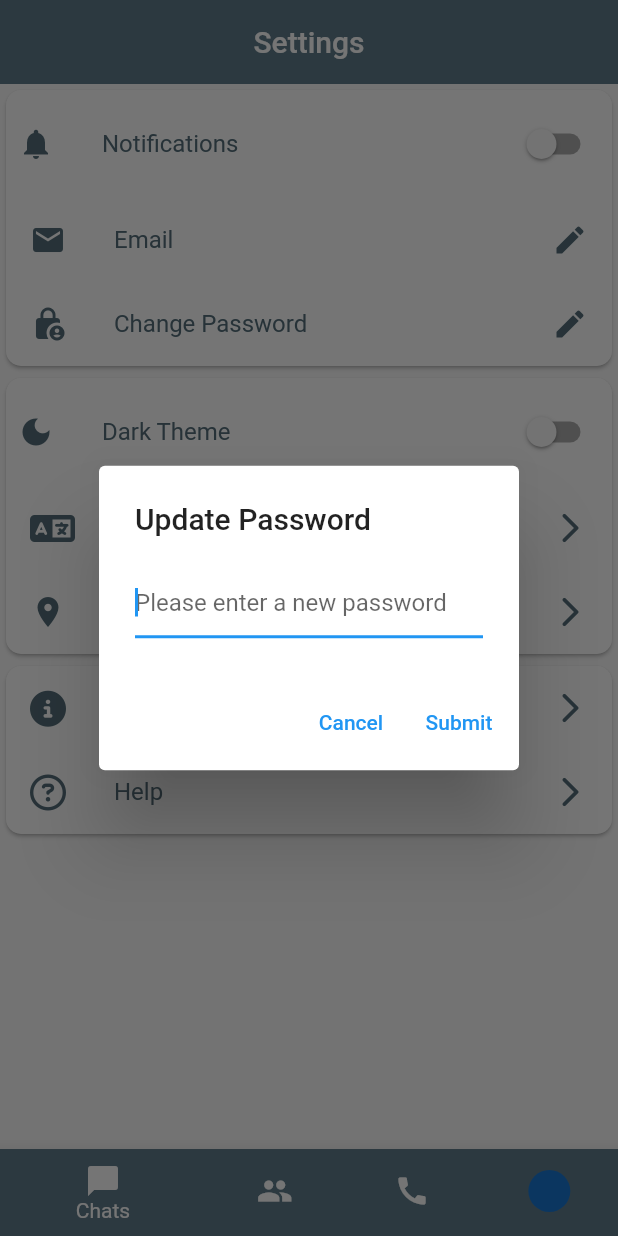
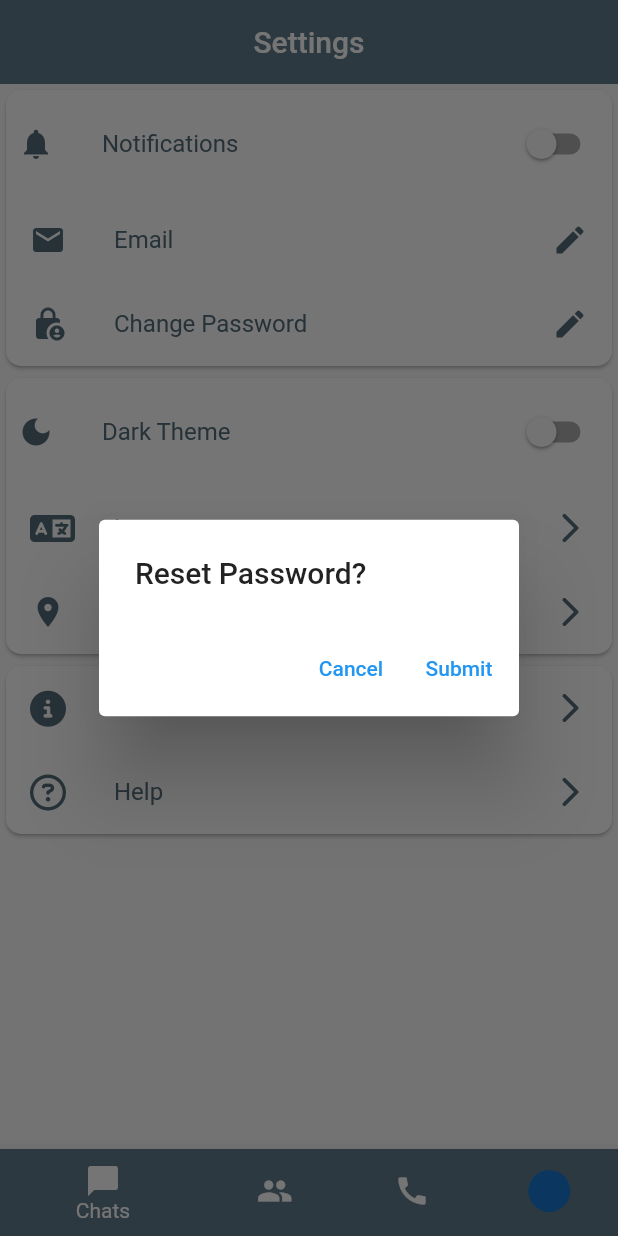
Before and after one commit to Helix088/party_chat_flutter, a Flutter app: the SettingsScreen screen opened by its route, item 2 of the bottom bar chosen, after a tap on "Change Password", on a phone screen of 412 x 824 dp. Run offline on Flutter 3.47's test engine with Material 2 defaults, Android fonts, the light colour scheme and no system bars; our stand-ins replace animated_text_kit, cloud_firestore, firebase_auth, firebase_core, flutter_easyloading, font_awesome_flutter and 1 more; accounts and stored records are empty; statements that could not run were skipped.

Commit message:
more changes to settings and got password reset to work

```diff
--- a/lib/screens/chats/list_chats_screen.dart
+++ b/lib/screens/chats/list_chats_screen.dart
@@ -37,7 +37,6 @@ class _ListChatsScreenState extends State<ListChatsScreen> {
       final user = await _auth.currentUser;
       if (user != null) {
         loggedInUser = user;
-        // print(loggedInUser?.email);
       }
     } catch (e) {
       print(e);
--- a/lib/screens/settings.dart
+++ b/lib/screens/settings.dart
@@ -32,7 +32,6 @@ class _SettingsScreenState extends State<SettingsScreen> {
       final user = await _auth.currentUser;
       if (user != null) {
         loggedInUser = user;
-        // print(loggedInUser?.email);
       }
     } catch (e) {
       print(e);
@@ -44,11 +43,6 @@ class _SettingsScreenState extends State<SettingsScreen> {
       context: context,
       builder: (BuildContext context) => AlertDialog(
         title: Text('Update Email'),
-        content: TextField(
-          autofocus: true,
-          decoration: InputDecoration(hintText: 'Please enter a new email'),
-          controller: controller,
-        ),
         actions: <Widget>[
           TextButton(
             onPressed: () => Navigator.pop(context, 'Cancel'),
@@ -71,22 +65,16 @@ class _SettingsScreenState extends State<SettingsScreen> {
     return showDialog<String>(
       context: context,
       builder: (BuildContext context) => AlertDialog(
-        title: Text('Update Password'),
-        content: TextField(
-          autofocus: true,
-          decoration: InputDecoration(hintText: 'Please enter a new password'),
-          controller: controller,
-        ),
+        title: Text('Reset Password?'),
         actions: <Widget>[
           TextButton(
             onPressed: () => Navigator.pop(context, 'Cancel'),
             child: const Text('Cancel'),
           ),
           TextButton(
-            onPressed: () async {
-              final newPassword = await changePassword();
-              if (newPassword == null || newPassword.isEmpty) return;
-              _user?.updatePassword(newPassword);
+            onPressed: () {
+              _auth.sendPasswordResetEmail(email: (_user!.email).toString());
+              Navigator.pop(context, 'Submit');
             },
             child: const Text('Submit'),
           ),
```
Also changed, not shown: lib/components/chats_display.dart (+0 -23 lines), 1 other file.
